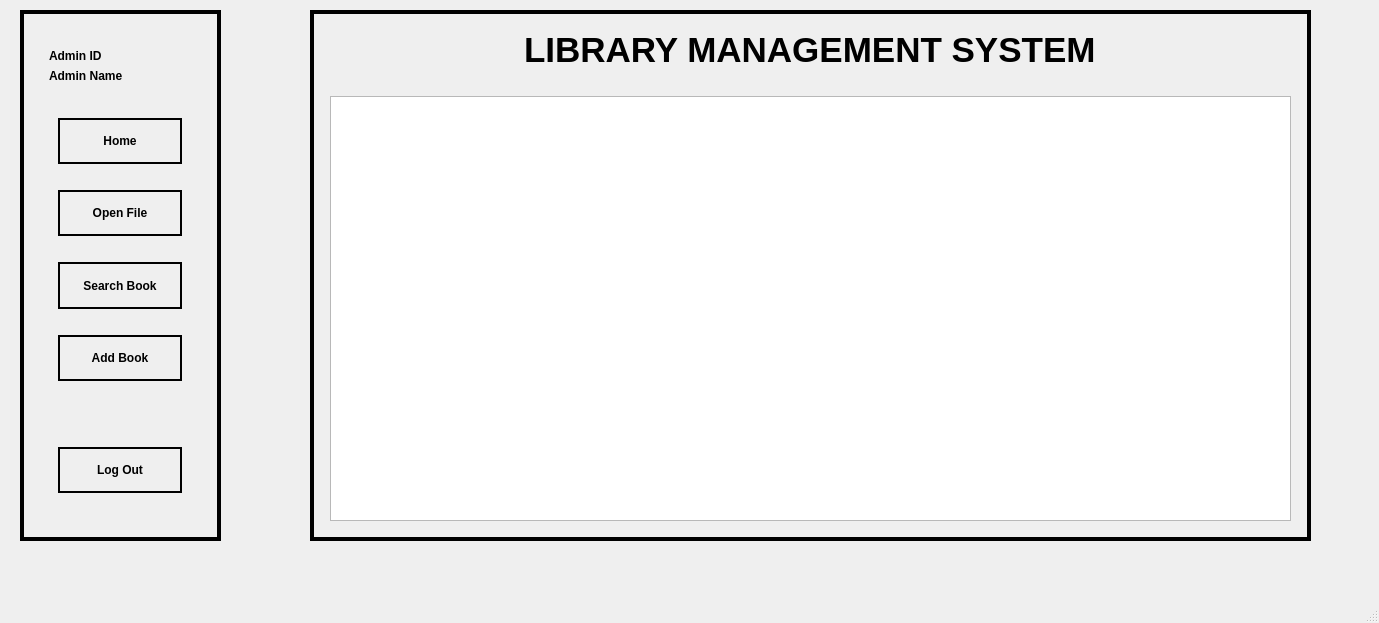
Qt form ui/designer-files/mainwindow.ui (viciousircle/FINAL-huhuh) before a commit.
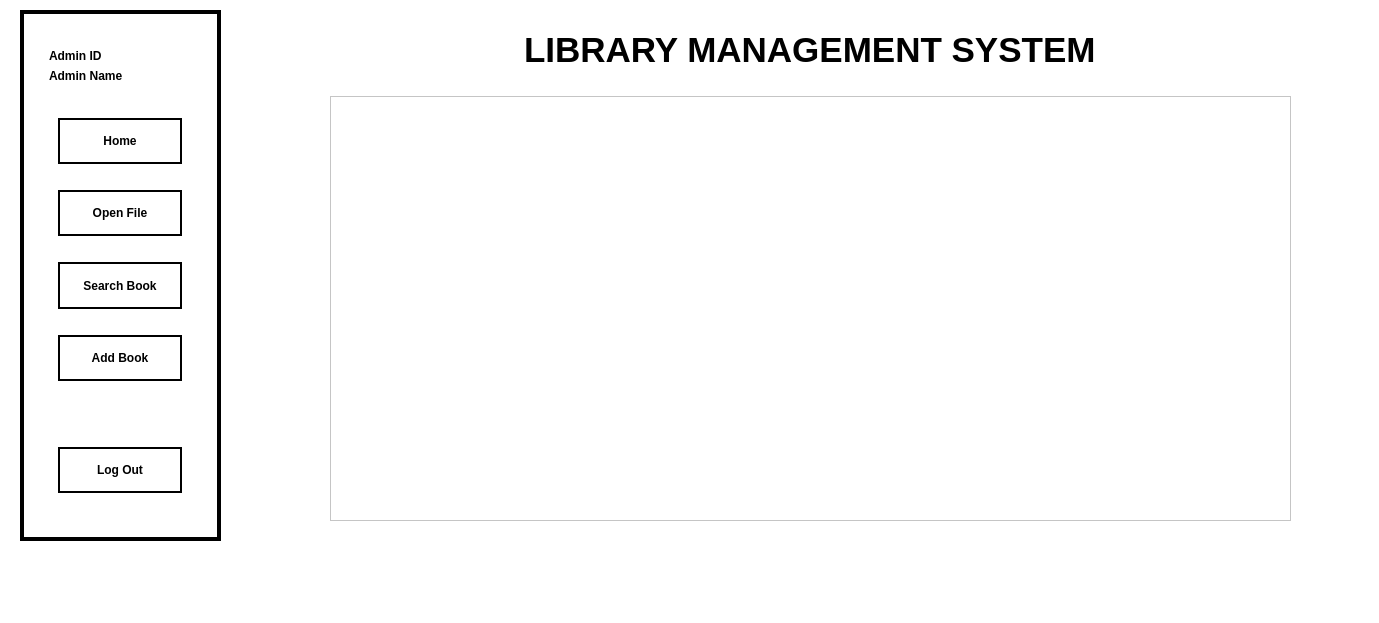
The same form after that commit.

Diff of the .ui file:
```diff
--- a/ui/designer-files/mainwindow.ui
+++ b/ui/designer-files/mainwindow.ui
@@ -13,6 +13,10 @@
   <property name="windowTitle">
    <string>MainWindow</string>
   </property>
+  <property name="styleSheet">
+   <string notr="true">background-color: white;
+color: black;</string>
+  </property>
   <widget class="QWidget" name="mainwindow">
    <widget class="QStackedWidget" name="main_stackedWidget">
     <property name="geometry">
```
Left out of the diff: 2 changed lines with no effect on the pictures.
